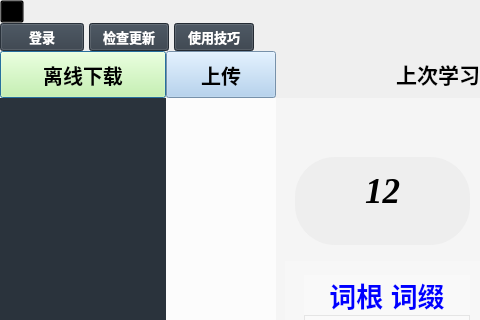
The window that PyQt5_GUI/RemV_Package/pyFile/GUI_Chinese_Adjust.ui (ArmandXiao/RemV) describes before a commit, drawn with Qt 5; both pictures show x 0 to 480 and y 0 to 320 of the 1159 by 828 pixel window.
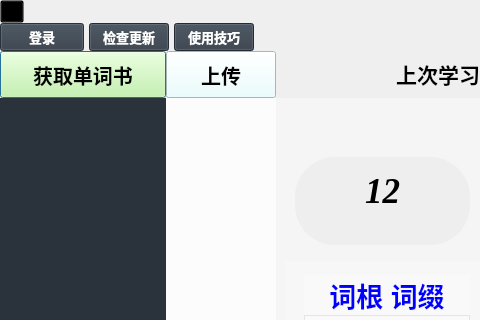
The same window after the commit.

Commit message: 不再需要手动下载excel了！

```diff
--- a/PyQt5_GUI/RemV_Package/pyFile/GUI_Chinese_Adjust.ui
+++ b/PyQt5_GUI/RemV_Package/pyFile/GUI_Chinese_Adjust.ui
@@ -458,7 +458,7 @@
 </string>
           </property>
           <property name="text">
-           <string>离线下载</string>
+           <string>获取单词书</string>
           </property>
           <property name="iconSize">
            <size>
@@ -495,7 +495,7 @@
            <cursorShape>PointingHandCursor</cursorShape>
           </property>
           <property name="styleSheet">
-           <string notr="true">background-color:rgb(167, 203, 238);
+           <string notr="true">background-color:rgb(230, 255, 255);
 	color: black;
     font: bold 20px;
 </string>
```
The commit also changes 7 other files.
